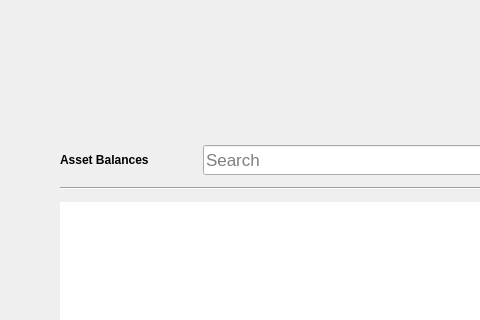
Old version of the form src/qt/forms/overviewpage.ui in the repository PaladeumBlockchain/Paladeum; both pictures show x 0 to 480 and y 264 to 584 of the 1343 by 759 pixel window.
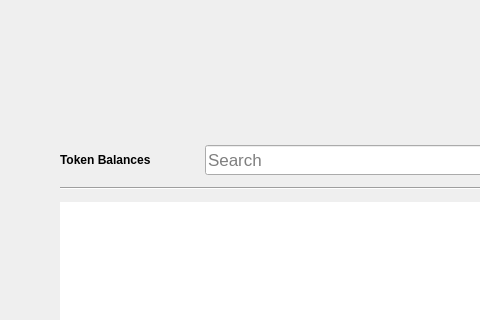
New version of the form. Icons and pictures are not drawn.

Commit message: Rename asset -> token

```diff
--- a/src/qt/forms/overviewpage.ui
+++ b/src/qt/forms/overviewpage.ui
@@ -501,7 +501,7 @@
                  </font>
                 </property>
                 <property name="text">
-                 <string>Asset Balances</string>
+                 <string>Token Balances</string>
                 </property>
                </widget>
               </item>
```
Left out of the diff: 18 changed lines with no effect on the pictures. The commit also changes 278 other files.
